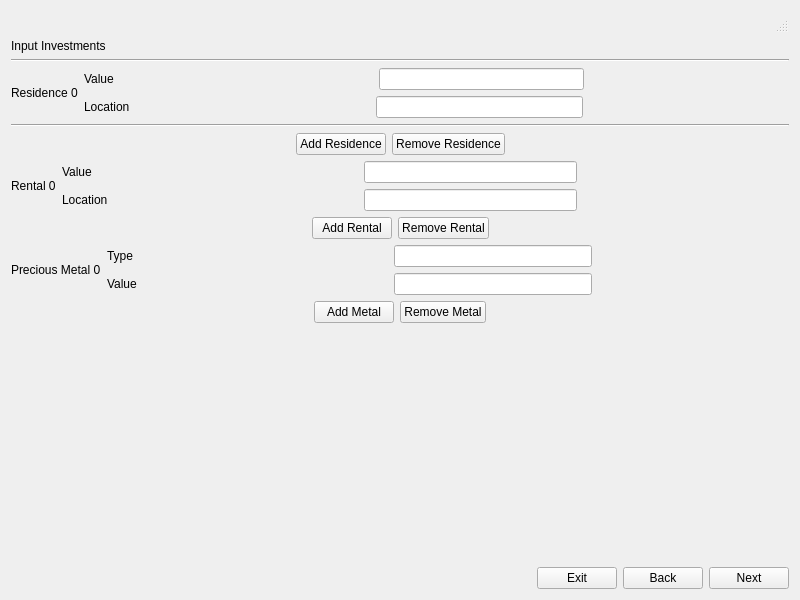
The window that Application/Application/predictionInputInvest.ui (abutlerboudakian/future_wallet) describes before a commit, drawn with Qt 5.
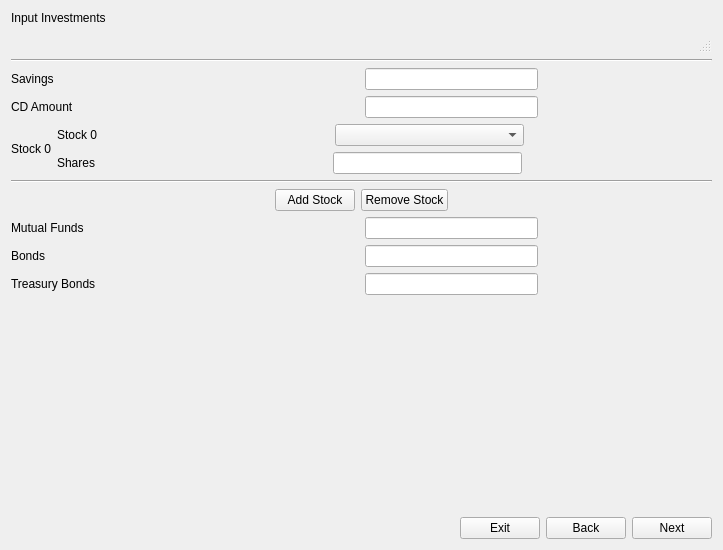
The same window after the commit.

```diff
--- a/Application/Application/predictionInputInvest.ui
+++ b/Application/Application/predictionInputInvest.ui
@@ -6,8 +6,8 @@
    <rect>
     <x>0</x>
     <y>0</y>
-    <width>800</width>
-    <height>600</height>
+    <width>723</width>
+    <height>550</height>
    </rect>
   </property>
   <property name="sizePolicy">
@@ -25,10 +25,7 @@
   <property name="windowTitle">
    <string>MainApplication</string>
   </property>
-  <layout class="QVBoxLayout" name="verticalLayout_6">
-   <item>
-    <widget class="QStatusBar" name="statusbar"/>
-   </item>
+  <layout class="QVBoxLayout" name="verticalLayout_4">
    <item>
     <widget class="QLabel" name="label_2">
      <property name="text">
@@ -36,6 +33,9 @@
      </property>
     </widget>
    </item>
+   <item>
+    <widget class="QStatusBar" name="statusbar"/>
+   </item>
    <item>
     <layout class="QVBoxLayout" name="verticalLayout">
      <item>
@@ -45,12 +45,123 @@
        </property>
       </widget>
      </item>
+     <item>
+      <layout class="QHBoxLayout" name="horizontalLayout_5">
+       <item>
+        <widget class="QLabel" name="label_5">
+         <property name="sizePolicy">
+          <sizepolicy hsizetype="MinimumExpanding" vsizetype="Preferred">
+           <horstretch>0</horstretch>
+           <verstretch>0</verstretch>
+          </sizepolicy>
+         </property>
+         <property name="minimumSize">
+          <size>
+           <width>84</width>
+           <height>0</height>
+          </size>
+         </property>
+         <property name="text">
+          <string>Savings</string>
+         </property>
+        </widget>
+       </item>
+       <item>
+        <spacer name="horizontalSpacer_7">
+         <property name="orientation">
+          <enum>Qt::Horizontal</enum>
+         </property>
+         <property name="sizeHint" stdset="0">
+          <size>
+           <width>40</width>
+           <height>20</height>
+          </size>
+         </property>
+        </spacer>
+       </item>
+       <item>
+        <widget class="QLineEdit" name="lineEdit_2">
+         <property name="sizePolicy">
+          <sizepolicy hsizetype="MinimumExpanding" vsizetype="Fixed">
+           <horstretch>0</horstretch>
+           <verstretch>0</verstretch>
+          </sizepolicy>
+         </property>
+        </widget>
+       </item>
+       <item>
+        <spacer name="horizontalSpacer_6">
+         <property name="orientation">
+          <enum>Qt::Horizontal</enum>
+         </property>
+         <property name="sizeHint" stdset="0">
+          <size>
+           <width>40</width>
+           <height>20</height>
+          </size>
+         </property>
+        </spacer>
+       </item>
+      </layout>
+     </item>
+     <item>
+      <layout class="QHBoxLayout" name="horizontalLayout_6">
+       <item>
+        <widget class="QLabel" name="label_6">
+         <property name="sizePolicy">
+          <sizepolicy hsizetype="MinimumExpanding" vsizetype="Preferred">
+           <horstretch>0</horstretch>
+           <verstretch>0</verstretch>
+          </sizepolicy>
+         </property>
+         <property name="minimumSize">
+          <size>
+           <width>84</width>
+           <height>0</height>
+          </size>
+         </property>
+         <property name="text">
+          <string>CD Amount</string>
+         </property>
+        </widget>
+       </item>
+       <item>
+        <spacer name="horizontalSpacer_8">
+         <property name="orientation">
+          <enum>Qt::Horizontal</enum>
+         </property>
+         <property name="sizeHint" stdset="0">
+          <size>
+           <width>40</width>
+           <height>20</height>
+          </size>
+         </property>
+        </spacer>
+       </item>
+       <item>
+        <widget class="QLineEdit" name="lineEdit_3"/>
+       </item>
+       <item>
+        <spacer name="horizontalSpacer_9">
+         <property name="orientation">
+          <enum>Qt::Horizontal</enum>
+         </property>
+         <property name="sizeHint" stdset="0">
+          <size>
+           <width>40</width>
+           <height>20</height>
+          </size>
+         </property>
+        </spacer>
+       </item>
+      </layout>
+     </item>
      <item>
       <layout class="QHBoxLayout" name="horizontalLayout">
        <item>
         <widget class="QLabel" name="label">
          <property name="text">
-          <string>Residence 0</string>
+          <string>Stock 0</string>
          </property>
         </widget>
        </item>
@@ -67,7 +178,7 @@
               </size>
              </property>
              <property name="text">
-              <string>Value</string>
+              <string>Stock 0</string>
              </property>
             </widget>
            </item>
@@ -88,7 +199,14 @@
             </spacer>
            </item>
            <item>
-            <widget class="QLineEdit" name="lineEdit_2"/>
+            <widget class="QComboBox" name="comboBox">
+             <property name="sizePolicy">
+              <sizepolicy hsizetype="Expanding" vsizetype="Fixed">
+               <horstretch>0</horstretch>
+               <verstretch>0</verstretch>
+              </sizepolicy>
+             </property>
+            </widget>
            </item>
            <item>
             <spacer name="horizontalSpacer_11">
@@ -122,7 +240,7 @@
               </size>
              </property>
              <property name="text">
-              <string>Location</string>
+              <string>Shares</string>
              </property>
             </widget>
            </item>
@@ -202,14 +320,14 @@
        <item>
         <widget class="QPushButton" name="pushButton">
          <property name="text">
-          <string>Add Residence</string>
+          <string>Add Stock</string>
          </property>
         </widget>
        </item>
        <item>
         <widget class="QPushButton" name="pushButton_4">
          <property name="text">
-          <string>Remove Residence</string>
+          <string>Remove Stock</string>
          </property>
         </widget>
        </item>
@@ -229,126 +347,26 @@
       </layout>
      </item>
      <item>
-      <layout class="QHBoxLayout" name="horizontalLayout_5">
+      <layout class="QHBoxLayout" name="horizontalLayout_8">
        <item>
-        <widget class="QLabel" name="label_5">
+        <widget class="QLabel" name="label_7">
+         <property name="sizePolicy">
+          <sizepolicy hsizetype="MinimumExpanding" vsizetype="Preferred">
+           <horstretch>0</horstretch>
+           <verstretch>0</verstretch>
+          </sizepolicy>
+         </property>
+         <property name="minimumSize">
+          <size>
+           <width>84</width>
+           <height>0</height>
+          </size>
+         </property>
          <property name="text">
-          <string>Rental 0</string>
+          <string>Mutual Funds</string>
          </property>
         </widget>
        </item>
-       <item>
-        <layout class="QVBoxLayout" name="verticalLayout_4">
-         <item>
-          <layout class="QHBoxLayout" name="horizontalLayout_6">
-           <item>
-            <widget class="QLabel" name="label_6">
-             <property name="sizePolicy">
-              <sizepolicy hsizetype="Preferred" vsizetype="Preferred">
-               <horstretch>0</horstretch>
-               <verstretch>0</verstretch>
-              </sizepolicy>
-             </property>
-             <property name="minimumSize">
-              <size>
-               <width>84</width>
-               <height>0</height>
-              </size>
-             </property>
-             <property name="text">
-              <string>Value</string>
-             </property>
-            </widget>
-           </item>
-           <item>
-            <spacer name="horizontalSpacer_6">
-             <property name="orientation">
-              <enum>Qt::Horizontal</enum>
-             </property>
-             <property name="sizeHint" stdset="0">
-              <size>
-               <width>40</width>
-               <height>20</height>
-              </size>
-             </property>
-            </spacer>
-           </item>
-           <item>
-            <widget class="QLineEdit" name="lineEdit_3"/>
-           </item>
-           <item>
-            <spacer name="horizontalSpacer_7">
-             <property name="orientation">
-              <enum>Qt::Horizontal</enum>
-             </property>
-             <property name="sizeHint" stdset="0">
-              <size>
-               <width>40</width>
-               <height>20</height>
-              </size>
-             </property>
-            </spacer>
-           </item>
-          </layout>
-         </item>
-         <item>
-          <layout class="QHBoxLayout" name="horizontalLayout_8">
-           <item>
-            <widget class="QLabel" name="label_7">
-             <property name="sizePolicy">
-              <sizepolicy hsizetype="Preferred" vsizetype="Preferred">
-               <horstretch>0</horstretch>
-               <verstretch>0</verstretch>
-              </sizepolicy>
-             </property>
-             <property name="minimumSize">
-              <size>
-               <width>84</width>
-               <height>0</height>
-              </size>
-             </property>
-             <property name="text">
-              <string>Location</string>
-             </property>
-            </widget>
-           </item>
-           <item>
-            <spacer name="horizontalSpacer_9">
-             <property name="orientation">
-              <enum>Qt::Horizontal</enum>
-             </property>
-             <property name="sizeHint" stdset="0">
-              <size>
-               <width>40</width>
-               <height>20</height>
-              </size>
-             </property>
-            </spacer>
-           </item>
-           <item>
-            <widget class="QLineEdit" name="lineEdit_4"/>
-           </item>
-           <item>
-            <spacer name="horizontalSpacer_8">
-             <property name="orientation">
-              <enum>Qt::Horizontal</enum>
-             </property>
-             <property name="sizeHint" stdset="0">
-              <size>
-               <width>40</width>
-               <height>20</height>
-              </size>
-             </property>
-            </spacer>
-           </item>
-          </layout>
-         </item>
-        </layout>
-       </item>
-      </layout>
-     </item>
-     <item>
-      <layout class="QHBoxLayout" name="horizontalLayout_9">
        <item>
         <spacer name="horizontalSpacer_12">
          <property name="orientation">
@@ -363,18 +381,7 @@
         </spacer>
        </item>
        <item>
-        <widget class="QPushButton" name="pushButton_6">
-         <property name="text">
-          <string>Add Rental</string>
-         </property>
-        </widget>
-       </item>
-       <item>
-        <widget class="QPushButton" name="pushButton_5">
-         <property name="text">
-          <string>Remove Rental</string>
-         </property>
-        </widget>
+        <widget class="QLineEdit" name="lineEdit_4"/>
        </item>
        <item>
         <spacer name="horizontalSpacer_13">
@@ -392,114 +399,26 @@
       </layout>
      </item>
      <item>
-      <layout class="QHBoxLayout" name="horizontalLayout_10">
+      <layout class="QHBoxLayout" name="horizontalLayout_9">
        <item>
         <widget class="QLabel" name="label_8">
+         <property name="sizePolicy">
+          <sizepolicy hsizetype="MinimumExpanding" vsizetype="Preferred">
+           <horstretch>0</horstretch>
+           <verstretch>0</verstretch>
+          </sizepolicy>
+         </property>
+         <property name="minimumSize">
+          <size>
+           <width>84</width>
+           <height>0</height>
+          </size>
+         </property>
          <property name="text">
-          <string>Precious Metal 0</string>
+          <string>Bonds</string>
          </property>
         </widget>
        </item>
-       <item>
-        <layout class="QVBoxLayout" name="verticalLayout_5">
-         <item>
-          <layout class="QHBoxLayout" name="horizontalLayout_12">
-           <item>
-            <widget class="QLabel" name="label_9">
-             <property name="minimumSize">
-              <size>
-               <width>84</width>
-               <height>0</height>
-              </size>
-             </property>
-             <property name="text">
-              <string>Type</string>
-             </property>
-            </widget>
-           </item>
-           <item>
-            <spacer name="horizontalSpacer_16">
-             <property name="orientation">
-              <enum>Qt::Horizontal</enum>
-             </property>
-             <property name="sizeHint" stdset="0">
-              <size>
-               <width>40</width>
-               <height>20</height>
-              </size>
-             </property>
-            </spacer>
-           </item>
-           <item>
-            <widget class="QLineEdit" name="lineEdit_5"/>
-           </item>
-           <item>
-            <spacer name="horizontalSpacer_18">
-             <property name="orientation">
-              <enum>Qt::Horizontal</enum>
-             </property>
-             <property name="sizeHint" stdset="0">
-              <size>
-               <width>40</width>
-               <height>20</height>
-              </size>
-             </property>
-            </spacer>
-           </item>
-          </layout>
-         </item>
-         <item>
-          <layout class="QHBoxLayout" name="horizontalLayout_13">
-           <item>
-            <widget class="QLabel" name="label_10">
-             <property name="minimumSize">
-              <size>
-               <width>84</width>
-               <height>0</height>
-              </size>
-             </property>
-             <property name="text">
-              <string>Value</string>
-             </property>
-            </widget>
-           </item>
-           <item>
-            <spacer name="horizontalSpacer_17">
-             <property name="orientation">
-              <enum>Qt::Horizontal</enum>
-             </property>
-             <property name="sizeHint" stdset="0">
-              <size>
-               <width>40</width>
-               <height>20</height>
-              </size>
-             </property>
-            </spacer>
-           </item>
-           <item>
-            <widget class="QLineEdit" name="lineEdit_6"/>
-           </item>
-           <item>
-            <spacer name="horizontalSpacer_19">
-             <property name="orientation">
-              <enum>Qt::Horizontal</enum>
-             </property>
-             <property name="sizeHint" stdset="0">
-              <size>
-               <width>40</width>
-               <height>20</height>
-              </size>
-             </property>
-            </spacer>
-           </item>
-          </layout>
-         </item>
-        </layout>
-       </item>
-      </layout>
-     </item>
-     <item>
-      <layout class="QHBoxLayout" name="horizontalLayout_11">
        <item>
         <spacer name="horizontalSpacer_14">
          <property name="orientation">
@@ -514,18 +433,7 @@
         </spacer>
        </item>
        <item>
-        <widget class="QPushButton" name="pushButton_8">
-         <property name="text">
-          <string>Add Metal</string>
-         </property>
-        </widget>
-       </item>
-       <item>
-        <widget class="QPushButton" name="pushButton_7">
-         <property name="text">
-          <string>Remove Metal</string>
-         </property>
-        </widget>
+        <widget class="QLineEdit" name="lineEdit_5"/>
        </item>
        <item>
         <spacer name="horizontalSpacer_15">
@@ -542,6 +450,52 @@
        </item>
       </layout>
      </item>
+     <item>
+      <layout class="QHBoxLayout" name="horizontalLayout_10">
+       <item>
+        <widget class="QLabel" name="label_9">
+         <property name="sizePolicy">
+          <sizepolicy hsizetype="MinimumExpanding" vsizetype="Preferred">
+           <horstretch>0</horstretch>
+           <verstretch>0</verstretch>
+          </sizepolicy>
+         </property>
+         <property name="text">
+          <string>Treasury Bonds</string>
+         </property>
+        </widget>
+       </item>
+       <item>
+        <spacer name="horizontalSpacer_16">
+         <property name="orientation">
+          <enum>Qt::Horizontal</enum>
+         </property>
+         <property name="sizeHint" stdset="0">
+          <size>
+           <width>40</width>
+           <height>20</height>
+          </size>
+         </property>
+        </spacer>
+       </item>
+       <item>
+        <widget class="QLineEdit" name="lineEdit_6"/>
+       </item>
+       <item>
+        <spacer name="horizontalSpacer_17">
+         <property name="orientation">
+          <enum>Qt::Horizontal</enum>
+         </property>
+         <property name="sizeHint" stdset="0">
+          <size>
+           <width>40</width>
+           <height>20</height>
+          </size>
+         </property>
+        </spacer>
+       </item>
+      </layout>
+     </item>
      <item>
       <spacer name="verticalSpacer">
        <property name="orientation">
```
Left out of the diff: 2 changed lines with no effect on the pictures.
